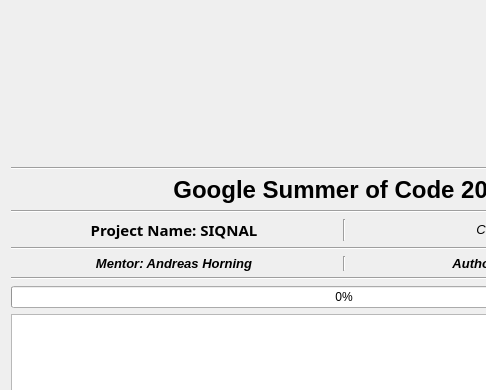
Before: the Qt Designer form qt/checkscreen.ui in aerospaceresearch/SiqNAL, drawn with Qt 5; both pictures show x 0 to 486 and y 0 to 390 of the 688 by 500 pixel window.
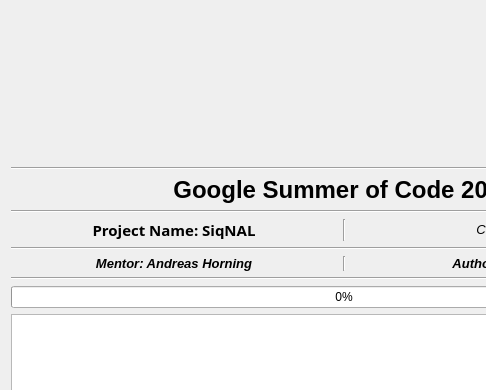
After: the same form once the commit is applied.

```diff
--- a/qt/checkscreen.ui
+++ b/qt/checkscreen.ui
@@ -84,7 +84,7 @@
         </font>
        </property>
        <property name="text">
-        <string>Project Name: SIQNAL</string>
+        <string>Project Name: SiqNAL</string>
        </property>
        <property name="alignment">
         <set>Qt::AlignCenter</set>
```
